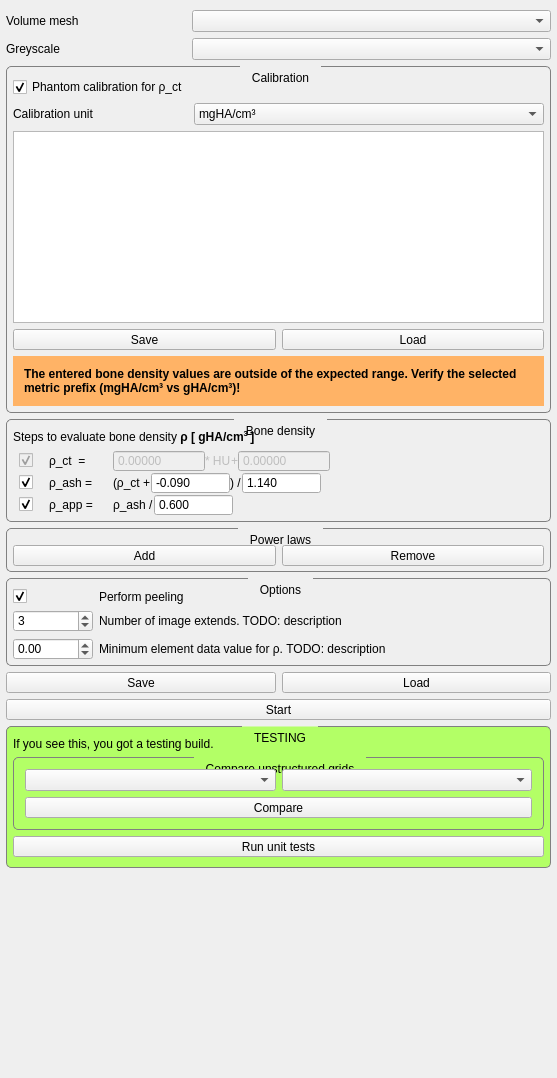
Old version of the form Plugins/ch.zhaw.materialmapping/src/internal/MaterialMappingViewControls.ui in the repository araex/mitk-gem.
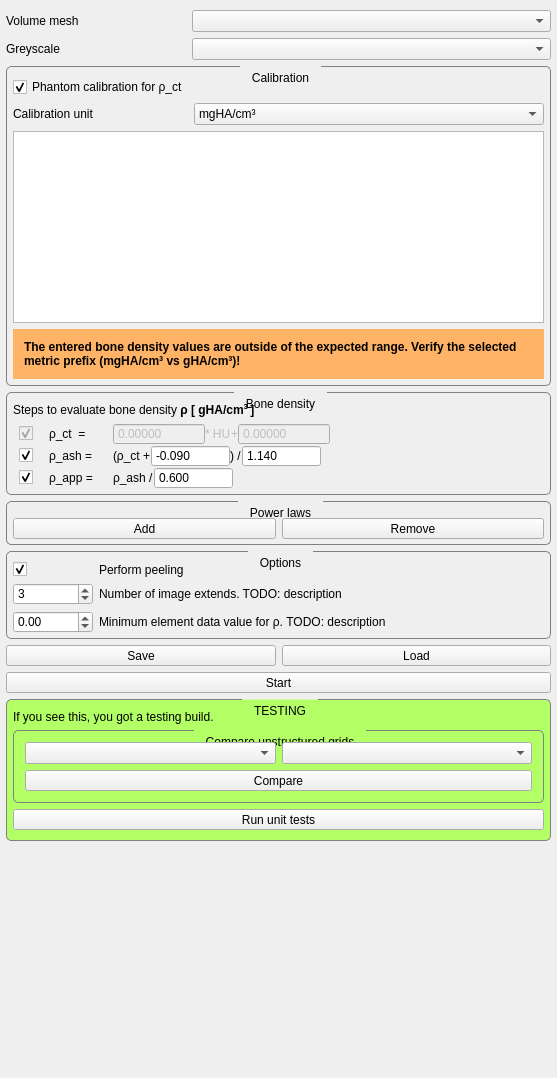
New version of the form. Custom widgets are drawn as their Qt base class.

Commit message: removed calibration save / load buttons

Patch:
```diff
--- a/Plugins/ch.zhaw.materialmapping/src/internal/MaterialMappingViewControls.ui
+++ b/Plugins/ch.zhaw.materialmapping/src/internal/MaterialMappingViewControls.ui
@@ -277,54 +277,6 @@
              </property>
             </widget>
            </item>
-           <item>
-            <layout class="QHBoxLayout" name="horizontalLayout">
-             <property name="spacing">
-              <number>-1</number>
-             </property>
-             <property name="sizeConstraint">
-              <enum>QLayout::SetDefaultConstraint</enum>
-             </property>
-             <property name="leftMargin">
-              <number>0</number>
-             </property>
-             <property name="topMargin">
-              <number>0</number>
-             </property>
-             <item>
-              <widget class="QToolButton" name="saveButton">
-               <property name="sizePolicy">
-                <sizepolicy hsizetype="Expanding" vsizetype="Fixed">
-                 <horstretch>0</horstretch>
-                 <verstretch>0</verstretch>
-                </sizepolicy>
-               </property>
-               <property name="toolTip">
-                <string>&lt;html&gt;&lt;head/&gt;&lt;body&gt;&lt;p&gt;Save the entered calibration values to a .txt&lt;/p&gt;&lt;/body&gt;&lt;/html&gt;</string>
-               </property>
-               <property name="text">
-                <string>Save</string>
-               </property>
-              </widget>
-             </item>
-             <item>
-              <widget class="QToolButton" name="loadButton">
-               <property name="sizePolicy">
-                <sizepolicy hsizetype="Expanding" vsizetype="Fixed">
-                 <horstretch>0</horstretch>
-                 <verstretch>0</verstretch>
-                </sizepolicy>
-               </property>
-               <property name="toolTip">
-                <string>&lt;html&gt;&lt;head/&gt;&lt;body&gt;&lt;p&gt;Load the calibration values from a .txt&lt;/p&gt;&lt;/body&gt;&lt;/html&gt;</string>
-               </property>
-               <property name="text">
-                <string>Load</string>
-               </property>
-              </widget>
-             </item>
-            </layout>
-           </item>
           </layout>
          </widget>
         </item>
```
Left out of the diff: 4 changed lines with no effect on the pictures. The commit also changes 3 other files.
